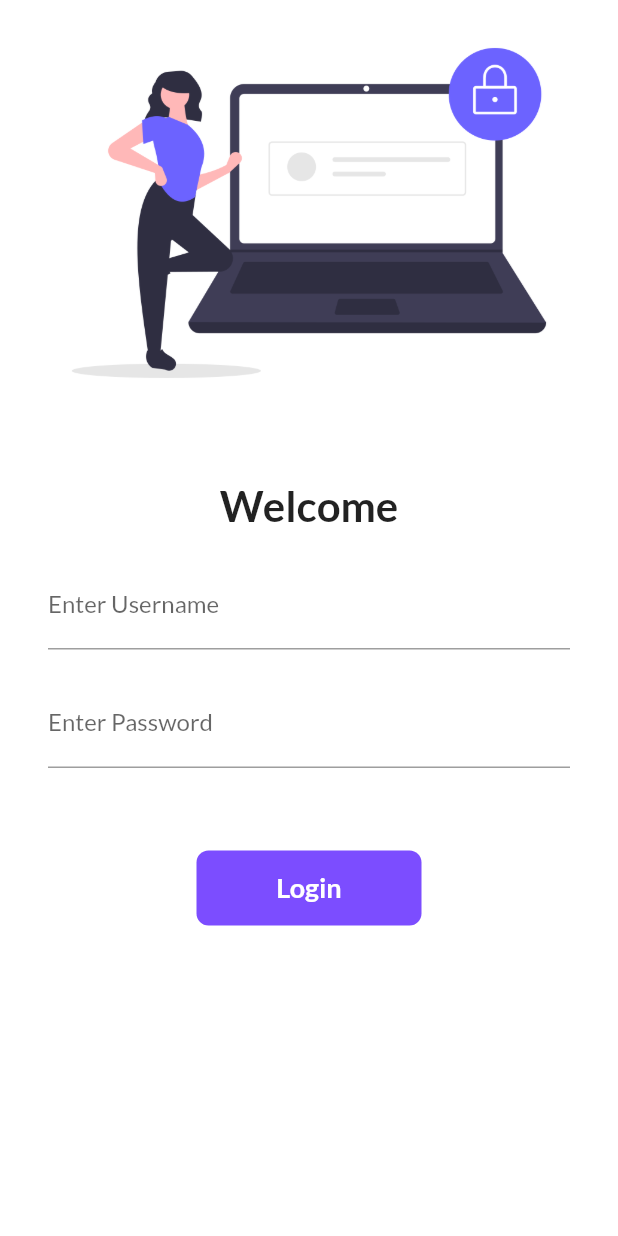
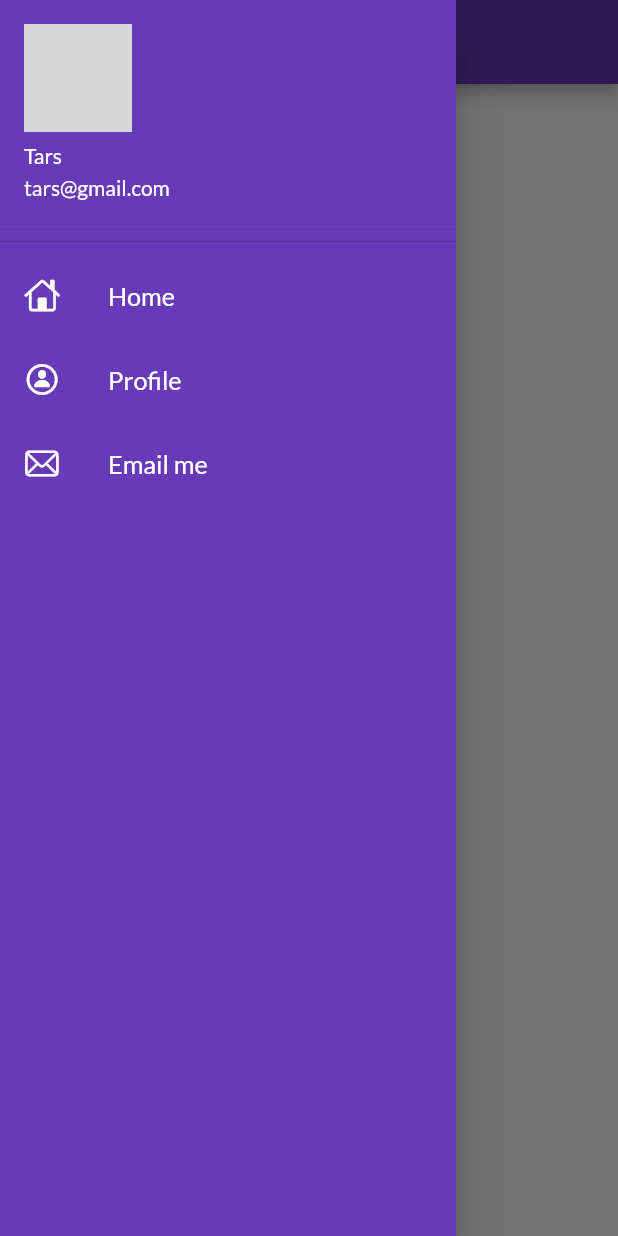
Before and after one commit to wasim919/CatalogApp, a Flutter app: the screen it shows after launch, with the side drawer open (before the commit the screen has no drawer), on a phone screen of 412 x 824 dp. Run offline on Flutter 3.47's test engine with Material 2 defaults, Android fonts, the phone set to English and light mode, and no system bars; our stand-ins replace google_fonts; network calls fail; grey boxes are pictures that could not be loaded.

Commit message:
day9 completed

```diff
--- a/lib/main.dart
+++ b/lib/main.dart
@@ -14,6 +14,7 @@ void main() {
           fontFamily: GoogleFonts.lato().fontFamily,
         ),
         darkTheme: ThemeData(brightness: Brightness.dark),
+        initialRoute: MyRoutes.homeRoute,
         routes: {
           "/": (context) => const LoginPage(),
           MyRoutes.homeRoute: (context) => const HomePage(),
--- a/lib/pages/home_page.dart
+++ b/lib/pages/home_page.dart
@@ -1,4 +1,5 @@
 import "package:flutter/material.dart";
+import 'package:new_apps/widgets/drawer.dart';
 
 class HomePage extends StatelessWidget {
   const HomePage({Key? key}) : super(key: key);
@@ -9,6 +10,7 @@ class HomePage extends StatelessWidget {
       appBar: AppBar(
         title: const Text("Catalog App"),
       ),
+      drawer: const MyDrawer(),
       body: const Center(
         child: Text("Ola!"),
       ),
--- /dev/null
+++ b/lib/widgets/drawer.dart
@@ -0,0 +1,69 @@
+import 'package:flutter/cupertino.dart';
+import "package:flutter/material.dart";
+
+class MyDrawer extends StatelessWidget {
+  const MyDrawer({Key? key}) : super(key: key);
+  final String _imageUrl =
+      "https://pbs.twimg.com/profile_images/1415619692484464643/S7R8GkG1.jpg";
+  @override
+  Widget build(BuildContext context) {
+    return Drawer(
+      child: Container(
+        color: Colors.deepPurple,
+        child: ListView(
+          children: [
+            DrawerHeader(
+              padding: EdgeInsets.zero,
+              child: UserAccountsDrawerHeader(
+                accountName: const Text("Tars"),
+                accountEmail: const Text("tars@gmail.com"),
+                currentAccountPicture: CircleAvatar(
+                  backgroundImage: NetworkImage(_imageUrl),
+                ),
+              ),
+            ),
+            const ListTile(
+              leading: Icon(
+                CupertinoIcons.home,
+                color: Colors.white,
+              ),
+              title: Text(
+                "Home",
+                textScaleFactor: 1.2,
+                style: TextStyle(
+                  color: Colors.white,
+                ),
+              ),
+            ),
+            const ListTile(
+              leading: Icon(
+                CupertinoIcons.person_circle,
+                color: Colors.white,
+              ),
+              title: Text(
+                "Profile",
+                textScaleFactor: 1.2,
+                style: TextStyle(
+                  color: Colors.white,
+                ),
+              ),
+            ),
+            const ListTile(
+              leading: Icon(
+                CupertinoIcons.mail,
+                color: Colors.white,
+              ),
+              title: Text(
+                "Email me",
+                textScaleFactor: 1.2,
+                style: TextStyle(
+                  color: Colors.white,
+                ),
+              ),
+            )
+          ],
+        ),
+      ),
+    );
+  }
+}
```
